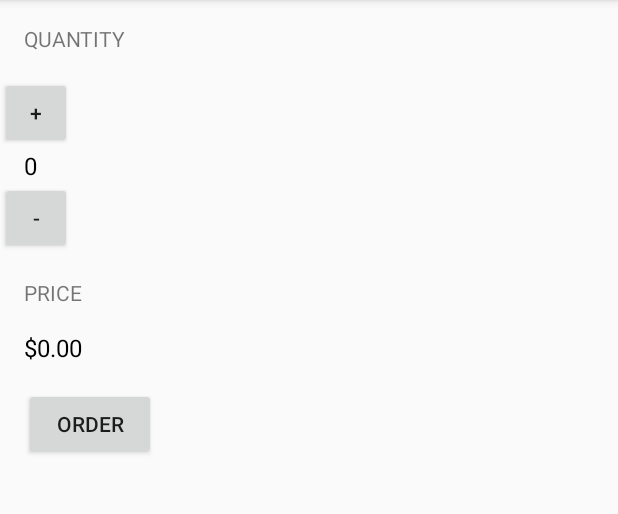
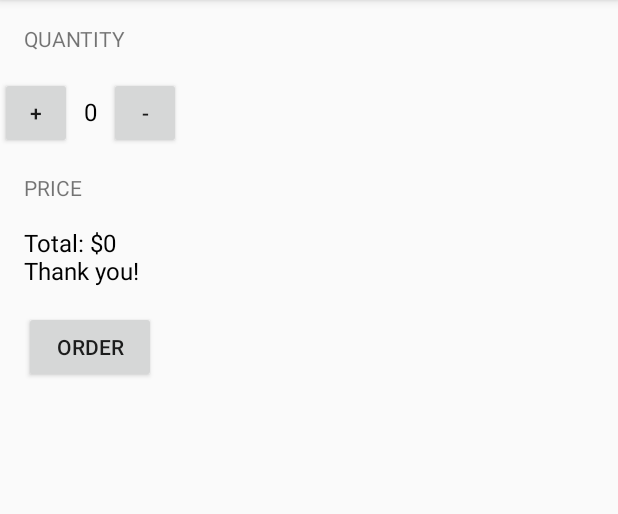
Before and after one commit to alejandra-gonzalez/android-basics, an Android app: the screen it shows after launch (MainActivity), after a tap on "ORDER", on a phone screen of 412 x 824 dp, the part 84-598 px from its top. Run offline under Robolectric (Android 15) with nearby library versions, the phone set to English and light mode, and no system bars.

Commit message:
Lesson 7 Complete

```diff
--- a/JustJava/app/src/main/java/com/example/android/justjava/MainActivity.java
+++ b/JustJava/app/src/main/java/com/example/android/justjava/MainActivity.java
@@ -23,7 +23,9 @@ public class MainActivity extends AppCompatActivity {
      * This method is called when the order button is clicked.
      */
     public void submitOrder(View view){
-        displayPrice(quantity* 5);
+        int price = quantity * 5;
+        String priceMessage = "Total: $" + price + "\nThank you!";
+        displayMessage(priceMessage);
     }
 
     /**
@@ -43,6 +45,14 @@ public class MainActivity extends AppCompatActivity {
     }
 
     /**
+    * This method displays the given text on the screen.
+    */
+    private void displayMessage(String message) {
+        TextView priceTextView = (TextView) findViewById(R.id.price_text_view);
+        priceTextView.setText(message);
+    }
+
+    /**
      * This method is called when the plus button is clicked.
      */
     public void increment(View view){
--- a/JustJava/app/src/main/res/layout/activity_main.xml
+++ b/JustJava/app/src/main/res/layout/activity_main.xml
@@ -16,6 +16,10 @@
         android:text="@string/quantity_label"
         android:textAllCaps="true"/>
 
+    <LinearLayout
+        android:layout_width="match_parent"
+        android:layout_height="wrap_content">
+
         <Button
             android:layout_width="48dp"
             android:layout_height="48dp"
@@ -23,7 +27,8 @@
             android:onClick="increment"/>
 
         <TextView
-        android:layout_marginLeft="16dp"
+            android:layout_marginRight="8dp"
+            android:layout_marginLeft="8dp"
             android:id="@+id/quantity_text_view"
             android:layout_width="wrap_content"
             android:layout_height="wrap_content"
@@ -36,6 +41,8 @@
             android:layout_height="48dp"
             android:text="@string/minus"
             android:onClick="decrement"/>
+
+    </LinearLayout>
 
     <TextView
         android:layout_marginTop="16dp"
```
Also changed, not shown: 1 other file. Lines whose indentation alone changed are shown as unchanged.
